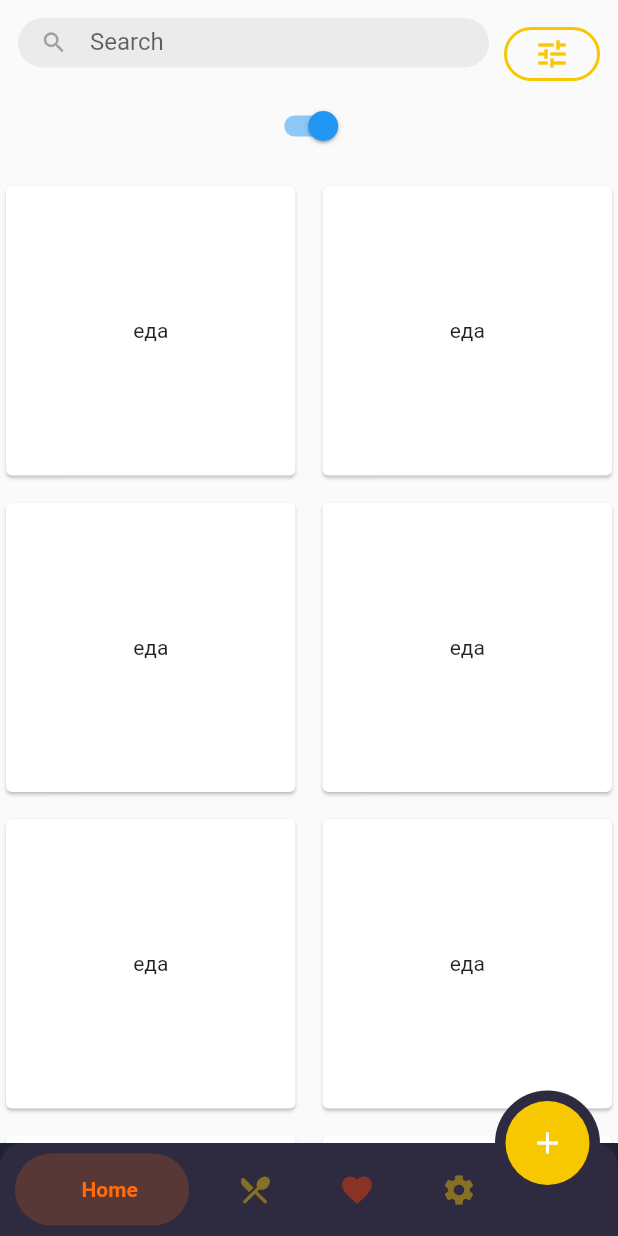
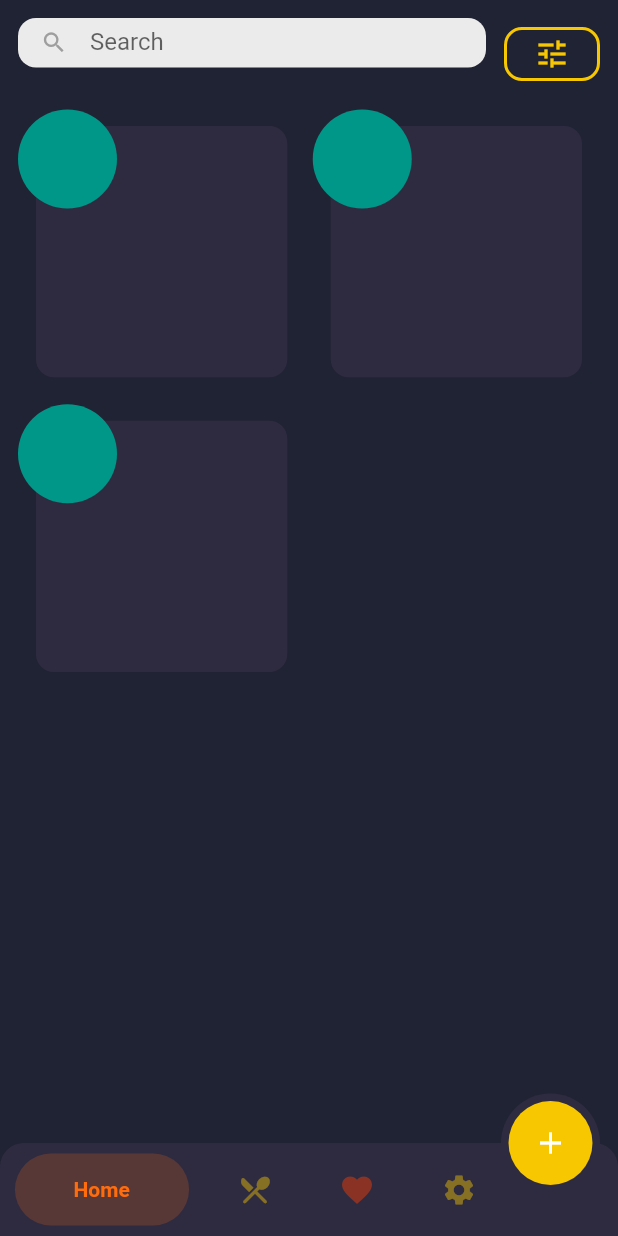
Before and after one commit to evgesha1247/eda2, a Flutter app: the screen it shows after launch, on a phone screen of 412 x 824 dp. Run offline on Flutter 3.47's test engine with Material 2 defaults, Android fonts, the phone set to English and light mode, and no system bars; drawn by our look-alikes of bubble_bottom_bar.

Commit message:
сделала константы

```diff
--- a/lib/ui/screens/home_screen/home_model.dart
+++ b/lib/ui/screens/home_screen/home_model.dart
@@ -1,7 +1,7 @@
 import 'package:flutter/material.dart';
 
 class HomeModel extends ChangeNotifier {
-  bool _togFilter = false;
+  bool _togFilter = true;
   get togFilter => _togFilter;
   togFilterFun() {
     _togFilter = !_togFilter;
--- a/lib/ui/screens/home_screen/home_screen.dart
+++ b/lib/ui/screens/home_screen/home_screen.dart
@@ -1,23 +1,16 @@
 import 'package:flutter/material.dart';
+import '../../theme/theme_app.dart';
 import '../../widgets/home_header_widget/home_header_widget.dart';
 
 class HomeScreen extends StatelessWidget {
   const HomeScreen({super.key});
   @override
-  Widget build(context) => Scaffold(
-        body: SafeArea(
-          child: Center(
-            child: MediaQuery.of(context).size.width > 300
-                ? Column(
-                    children: const [
-                      HomeHederWidget(),
-                      HomeBodyWidget(),
-                    ],
-                  )
-                : const HomeBodyWidget(),
-          ),
-        ),
-      );
+  Widget build(context) => MediaQuery.of(context).size.width > 300
+      ? Column(children: const [
+          HomeHederWidget(),
+          HomeBodyWidget(),
+        ])
+      : const HomeBodyWidget();
 }
 
 class HomeBodyWidget extends StatelessWidget {
@@ -27,18 +20,40 @@ class HomeBodyWidget extends StatelessWidget {
   Widget build(BuildContext context) {
     return Expanded(
       child: GridView.builder(
-        itemCount: 10,
-        gridDelegate: const SliverGridDelegateWithMaxCrossAxisExtent(
-          maxCrossAxisExtent: 300.0,
-          crossAxisSpacing: 10.0,
-          mainAxisSpacing: 10.0,
-        ),
-        itemBuilder: (context, i) => const Card(
-          child: Center(
-            child: Text('еда'),
+          itemCount: 3,
+          padding: const EdgeInsets.symmetric(horizontal: ThemeApp.kIndent),
+          gridDelegate: const SliverGridDelegateWithMaxCrossAxisExtent(
+            maxCrossAxisExtent: 300.0,
+            crossAxisSpacing: 5.0,
+            mainAxisSpacing: 5.0,
           ),
-        ),
-      ),
+          itemBuilder: (context, i) => const _CartItem()),
     );
   }
 }
+
+class _CartItem extends StatelessWidget {
+  const _CartItem({Key? key}) : super(key: key);
+
+  @override
+  Widget build(BuildContext context) {
+    return Stack(
+      children: [
+        Container(
+          margin: const EdgeInsets.all(ThemeApp.kIndent),
+          decoration: const BoxDecoration(
+            color: ThemeApp.kFrontColor,
+            borderRadius: BorderRadius.all(Radius.circular(ThemeApp.kIndent)),
+          ),
+        ),
+        const Positioned(
+          top: 1,
+          child: CircleAvatar(
+            backgroundColor: Colors.teal,
+            radius: 33,
+          ),
+        ),
+      ],
+    );
+  }
+}
--- /dev/null
+++ b/lib/ui/theme/theme_app.dart
@@ -0,0 +1,9 @@
+import 'package:flutter/material.dart';
+
+abstract class ThemeApp {
+  static const Color kFrontColor = Color.fromARGB(255, 46, 43, 64);
+  static const Color kBGColor = Color.fromARGB(255, 32, 35, 51);
+  static const Color kAccent = Color(0xffF7C701);
+  static const kIndent = 12.0;
+  static const kHeight = 33.0;
+}
--- a/lib/ui/widgets/footer_widget/footer_widget.dart
+++ b/lib/ui/widgets/footer_widget/footer_widget.dart
@@ -1,6 +1,7 @@
 import 'package:bubble_bottom_bar/bubble_bottom_bar.dart';
 import 'package:flutter/material.dart';
 import 'package:provider/provider.dart';
+import 'package:text/ui/theme/theme_app.dart';
 
 import '../../screens/screens_factory.dart/widget_factory.dart';
 import 'footer_widget_model.dart';
@@ -14,7 +15,7 @@ class FooterWidget extends StatelessWidget {
       floatingActionButton: _FooterFlotingButtom(),
       floatingActionButtonLocation: FloatingActionButtonLocation.miniEndDocked,
       bottomNavigationBar: _FooterBottomBarWidget(),
-      backgroundColor: Color.fromARGB(255, 32, 35, 51),
+      backgroundColor: ThemeApp.kBGColor,
     );
   }
 }
@@ -25,14 +26,13 @@ class _FooterBodyWidget extends StatelessWidget {
   Widget build(BuildContext context) {
     final currentIndexTab =
         context.select((FooterScreenModel e) => e.currentIndexTab);
-    final _homeScreen = ScreensFactory();
     return IndexedStack(
       index: currentIndexTab,
       children: [
-        _homeScreen.makeHomeScreen(), // HomeScreen(),
-        Text('4'),
-        Text('4'),
-        Text('4'),
+        ScreensFactory().makeHomeScreen(), // HomeScreen(),
+        const Center(child: Text('1')),
+        const Center(child: Text('2')),
+        const Center(child: Text('3')),
       ],
     );
   }
@@ -52,7 +52,8 @@ class _FooterBottomBarWidget extends StatelessWidget {
         bubbItem('Favorite', 0xffFF3D00, Icons.favorite),
         bubbItem('Profile', 0xffF7C701, Icons.settings),
       ],
-      backgroundColor: const Color.fromARGB(255, 46, 43, 64),
+      backgroundColor: ThemeApp.kFrontColor,
+
       opacity: .2,
       borderRadius: const BorderRadius.vertical(top: Radius.circular(16)),
       elevation: 0,
@@ -68,13 +69,13 @@ class _FooterFlotingButtom extends StatelessWidget {
   @override
   Widget build(BuildContext context) {
     return const CircleAvatar(
-      radius: 35,
-      backgroundColor: Color.fromARGB(255, 46, 43, 64),
+      radius: 33,
+      backgroundColor: ThemeApp.kFrontColor,
       child: Center(
         child: FloatingActionButton(
           elevation: 0,
           onPressed: null,
-          backgroundColor: Color(0xffF7C701),
+          backgroundColor: ThemeApp.kAccent,
           child: Icon(Icons.add),
         ),
       ),
@@ -89,7 +90,7 @@ bubbItem(String text, int textColor, IconData icon) {
     icon: Icon(icon, color: Color(textColor).withAlpha(112)),
     activeIcon: const SizedBox(),
     title: Padding(
-      padding: const EdgeInsets.only(right: 12),
+      padding: const EdgeInsets.only(right: 20),
       child: Text(text),
     ),
   );
--- a/lib/ui/widgets/home_header_widget/home_header_widget.dart
+++ b/lib/ui/widgets/home_header_widget/home_header_widget.dart
@@ -1,6 +1,7 @@
 import 'package:flutter/material.dart';
 import 'package:provider/provider.dart';
 import '../../screens/home_screen/home_model.dart';
+import '../../theme/theme_app.dart';
 
 class HomeHederWidget extends StatefulWidget {
   const HomeHederWidget({Key? key}) : super(key: key);
@@ -13,14 +14,14 @@ class _HomeHederWidgetState extends State<HomeHederWidget> {
   Widget build(BuildContext context) {
     final togFilter = context.select((HomeModel e) => e.togFilter);
     return Padding(
-      padding: const EdgeInsets.all(12),
+      padding: const EdgeInsets.all(ThemeApp.kIndent),
       child: Column(
         children: [
           Row(
             crossAxisAlignment: CrossAxisAlignment.start,
             children: const [
               Expanded(child: _SearchWidget()),
-              SizedBox(width: 10),
+              SizedBox(width: ThemeApp.kIndent),
               _FilterButton(),
             ],
           ),
@@ -44,14 +45,14 @@ class _SearchWidget extends StatelessWidget {
   @override
   Widget build(BuildContext context) {
     const InputBorder styleSerch = OutlineInputBorder(
-      borderRadius: BorderRadius.all(Radius.circular(20.0)),
+      borderRadius: BorderRadius.all(Radius.circular(ThemeApp.kIndent)),
       borderSide: BorderSide(style: BorderStyle.none),
     );
     return const SizedBox(
-      height: 33,
+      height: ThemeApp.kHeight,
       child: TextField(
         decoration: InputDecoration(
-          contentPadding: EdgeInsets.symmetric(vertical: 10.0),
+          contentPadding: EdgeInsets.symmetric(vertical: ThemeApp.kIndent),
           isDense: true,
           isCollapsed: true,
           filled: true,
@@ -75,15 +76,18 @@ class _FilterButton extends StatelessWidget {
       shadowColor: Colors.transparent,
       foregroundColor: Colors.transparent,
       backgroundColor: Colors.transparent,
-      side: const BorderSide(width: 2, color: Color(0xffF7C701)),
-      shape: RoundedRectangleBorder(borderRadius: BorderRadius.circular(20)),
+      side: const BorderSide(width: 2, color: ThemeApp.kAccent),
+      shape: RoundedRectangleBorder(
+          borderRadius: BorderRadius.circular(ThemeApp.kIndent)),
     );
 
     final model = context.read<HomeModel>();
     return ElevatedButton(
       style: styleBut,
       onPressed: model.togFilterFun,
-      child: const Icon(Icons.tune, color: Color(0xffF7C701)),
+      child: const SizedBox(
+          height: ThemeApp.kHeight,
+          child: Icon(Icons.tune, color: ThemeApp.kAccent)),
     );
   }
 }
```
